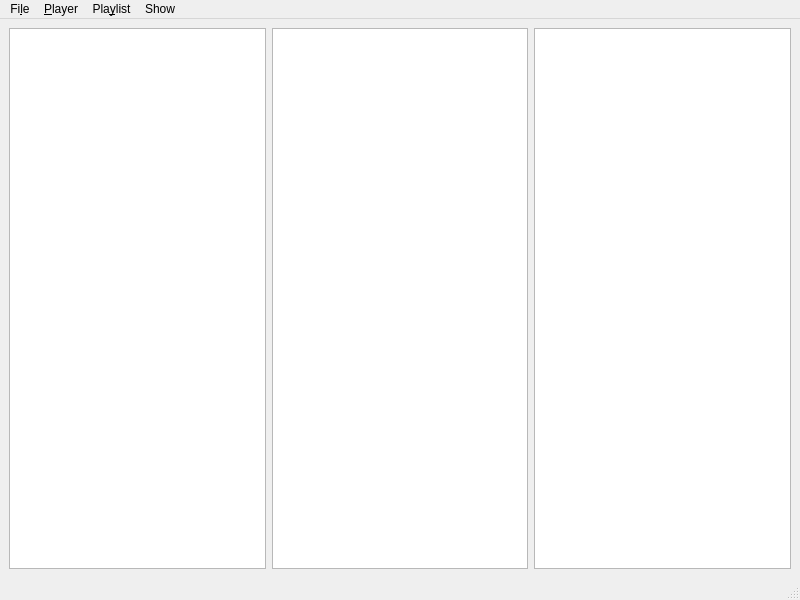
Before: the Qt Designer form src/GUI/mainwindow.ui in derselbst/ANMP, drawn with Qt 5.
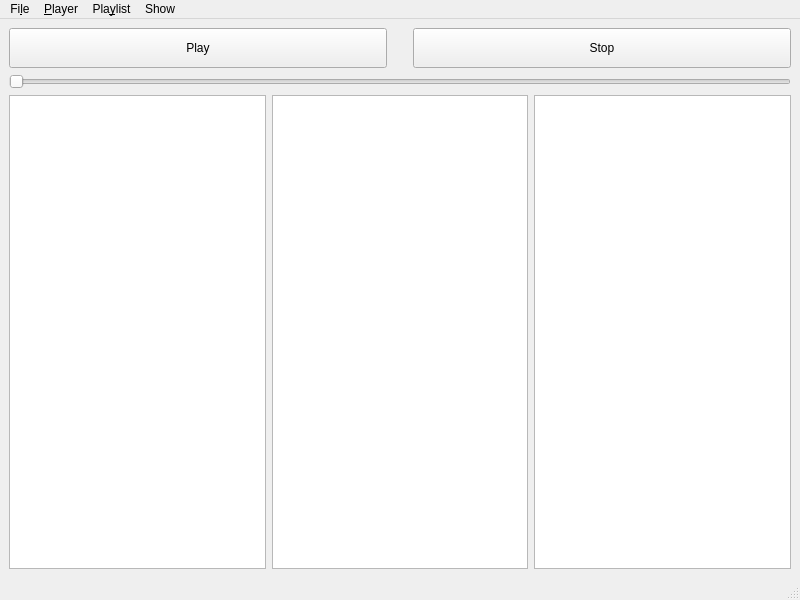
After: the same form once the commit is applied.

```diff
--- a/src/GUI/mainwindow.ui
+++ b/src/GUI/mainwindow.ui
@@ -15,6 +15,62 @@
   </property>
   <widget class="QWidget" name="centralwidget">
    <layout class="QVBoxLayout" name="verticalLayout_2">
+    <item>
+     <layout class="QHBoxLayout" name="horizontalLayout_2">
+      <item>
+       <widget class="QPushButton" name="playButton">
+        <property name="sizePolicy">
+         <sizepolicy hsizetype="Minimum" vsizetype="Minimum">
+          <horstretch>0</horstretch>
+          <verstretch>0</verstretch>
+         </sizepolicy>
+        </property>
+        <property name="text">
+         <string>Play</string>
+        </property>
+        <property name="checkable">
+         <bool>true</bool>
+        </property>
+       </widget>
+      </item>
+      <item>
+       <spacer name="verticalSpacer">
+        <property name="orientation">
+         <enum>Qt::Vertical</enum>
+        </property>
+        <property name="sizeType">
+         <enum>QSizePolicy::Fixed</enum>
+        </property>
+        <property name="sizeHint" stdset="0">
+         <size>
+          <width>20</width>
+          <height>40</height>
+         </size>
+        </property>
+       </spacer>
+      </item>
+      <item>
+       <widget class="QPushButton" name="stopButton">
+        <property name="sizePolicy">
+         <sizepolicy hsizetype="Minimum" vsizetype="Minimum">
+          <horstretch>0</horstretch>
+          <verstretch>0</verstretch>
+         </sizepolicy>
+        </property>
+        <property name="text">
+         <string>Stop</string>
+        </property>
+       </widget>
+      </item>
+     </layout>
+    </item>
+    <item>
+     <widget class="QSlider" name="horizontalSlider">
+      <property name="orientation">
+       <enum>Qt::Horizontal</enum>
+      </property>
+     </widget>
+    </item>
     <item>
      <layout class="QHBoxLayout" name="horizontalLayout">
       <property name="topMargin">
```
Left out of the diff: 15 changed lines with no effect on the pictures.
